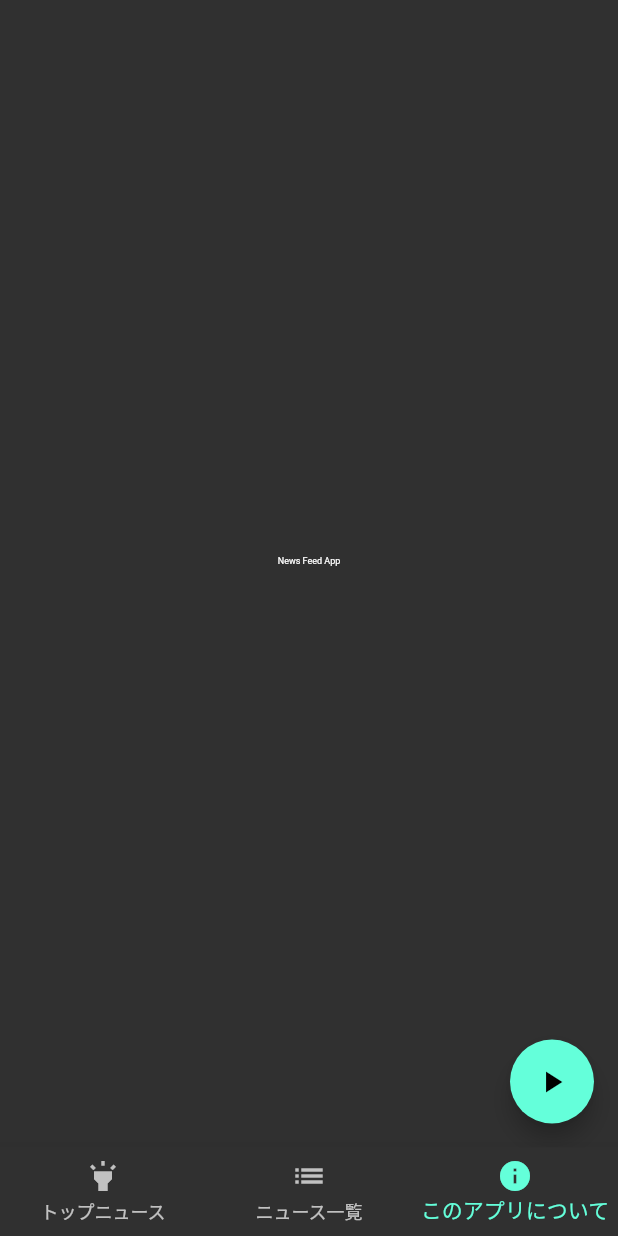
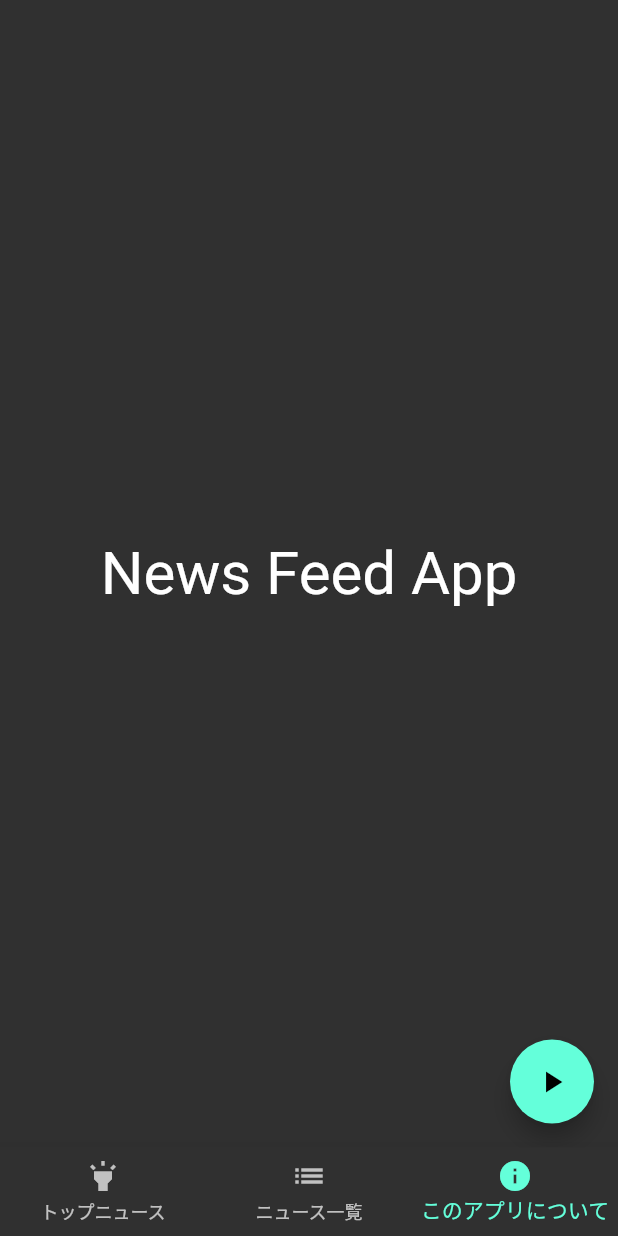
Before and after one commit to seki000/news_feed, a Flutter app: the screen it shows after launch, item 3 of the bottom bar chosen, after a tap on the "play arrow" icon, on a phone screen of 412 x 824 dp. Run offline on Flutter 3.47's test engine with Material 2 defaults, Android fonts, the phone set to English and light mode, and no system bars; drawn by our look-alikes of auto_size_text; our stand-ins replace cached_network_image, drift, webview_flutter; accounts and stored records are empty; generated files the repository leaves out were written again; network calls fail; Roboto replaces fonts that are missing (Bold).

Commit message:
ニュースフィード９９まで

```diff
--- a/lib/models/db/dao.dart
+++ b/lib/models/db/dao.dart
@@ -2,7 +2,6 @@ import 'package:drift/drift.dart';
 import 'package:news_feed/models/db/database.dart';
 
 part 'dao.g.dart';
-
 
 @DriftAccessor(tables: [ArticleRecords])
 class NewsDao extends DatabaseAccessor<MyDatabase> with _$NewsDaoMixin{
--- a/lib/util/extensions.dart
+++ b/lib/util/extensions.dart
@@ -7,15 +7,18 @@ extension ConvertToArticleRecord on List<Article> {
   List<ArticleRecord> toArticleRecords(List<Article> articles) {
     var articleRecords = <ArticleRecord>[];
     articles.forEach((article) {
-      ArticleRecord(
+      articleRecords.add(
+          ArticleRecord(
           title: article.title ?? "",
           description: article.description ?? "",
           url: article.url ?? "",
           urlToImage: article.urlToImage ?? "",
           publishDate: article.publishDate ?? "",
           content: article.content ?? ""
+          )
       );
-    });
+    }
+    );
     return articleRecords;
   }
 }
--- a/lib/view/screens/pages/about_us_page.dart
+++ b/lib/view/screens/pages/about_us_page.dart
@@ -1,3 +1,4 @@
+import 'package:auto_size_text/auto_size_text.dart';
 import 'package:flutter/material.dart';
 
 class AboutUsPage extends StatefulWidget {
@@ -16,21 +17,26 @@ class _AboutUsPageState extends State<AboutUsPage> {
       child: Scaffold(
         body: Center(
           child: AnimatedContainer(
-              alignment: _isSelected ? Alignment.center : Alignment.topCenter,
-              width: _isSelected ? 300 : 50,
-              height: _isSelected ? 200 : 25,
-              child: _isSelected ?
-              Text("News Feed App" , style: TextStyle(fontSize: 40.0),) :
-              Text("News Feed App" , style: TextStyle(fontSize: 6.0),),
-              duration: Duration(milliseconds: 1000),
-              curve: Curves.fastOutSlowIn,
+            alignment: _isSelected ? Alignment.center : Alignment.topCenter,
+            width: _isSelected ? 300 : 50,
+            height: _isSelected ? 200 : 25,
+            child: AutoSizeText(
+              "News Feed App",
+              style: TextStyle(fontSize: 40.0),
+              minFontSize: 6.0,
+              maxLines: 1,
+              overflow: TextOverflow.visible,
+            ),
+            duration: Duration(milliseconds: 1000),
+            curve: Curves.fastOutSlowIn,
           ),
         ),
         floatingActionButton: FloatingActionButton(
             child: Icon(Icons.play_arrow),
             tooltip: "飛び出すよ",
-            onPressed: (){
+            onPressed: () {
               _isSelected = !_isSelected;
+              setState(() {});
             }),
       ),
     );
--- a/pubspec.yaml
+++ b/pubspec.yaml
@@ -44,6 +44,8 @@ dependencies:
   sqlite3_flutter_libs: ^0.5.0
   path_provider: ^2.0.0
   path: ^1.8.0
+  auto_size_text: ^3.0.0
+
 
 
 dev_dependencies:
```
Also changed, not shown: pubspec.lock.
